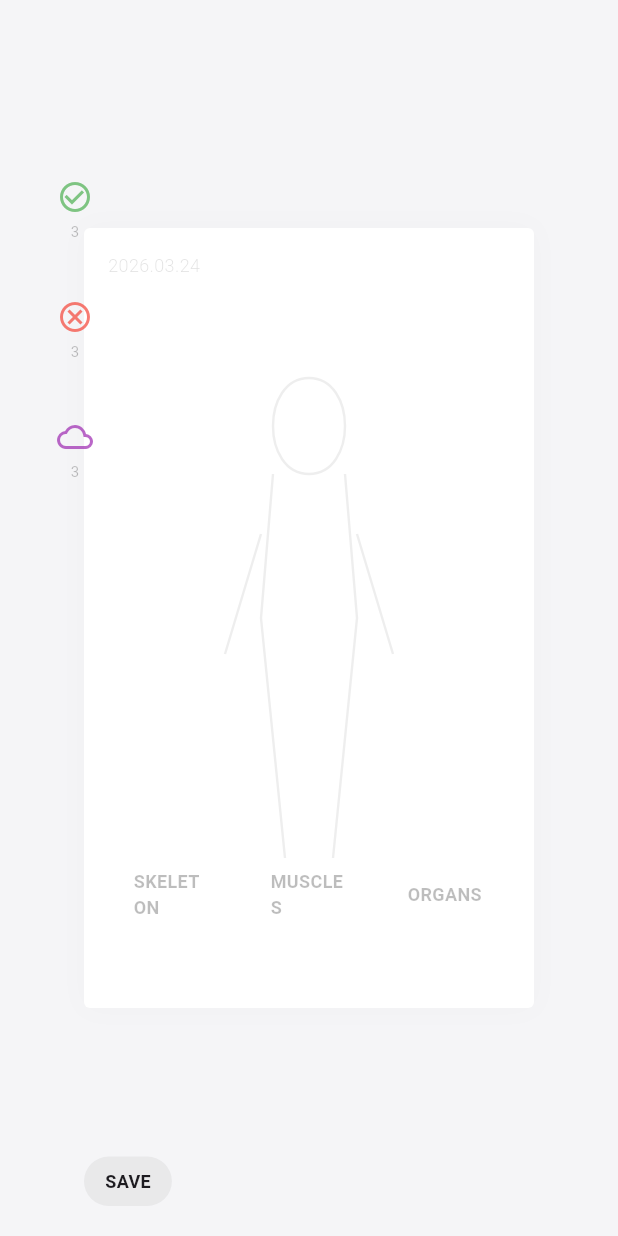
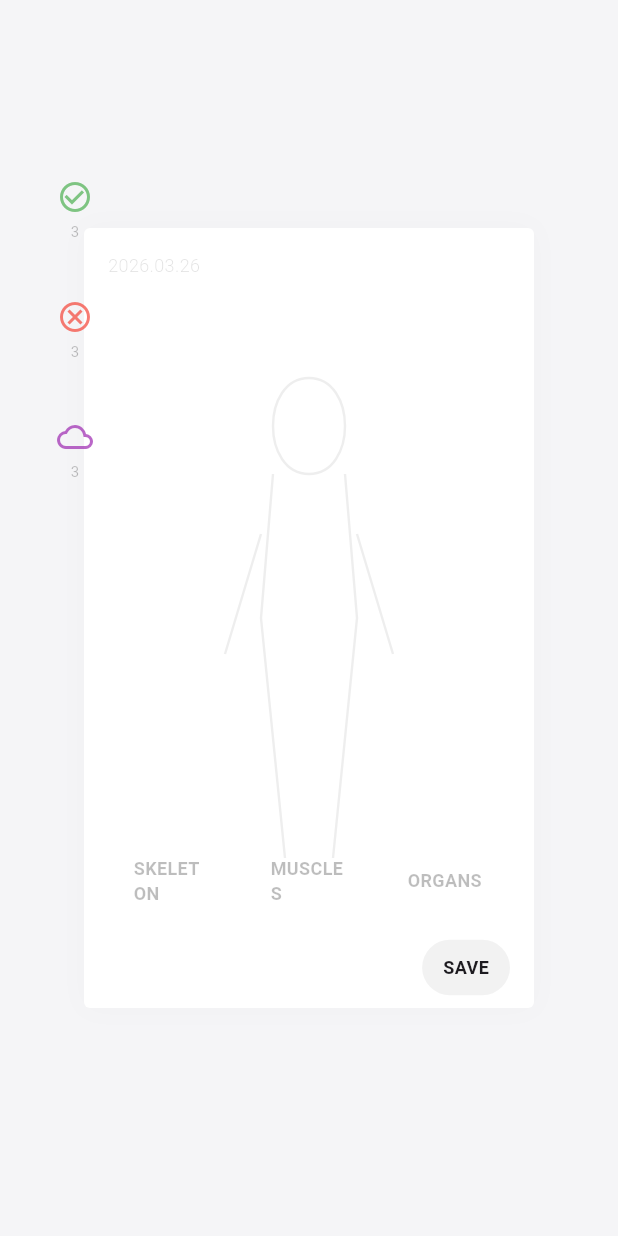
Before and after one commit to adeclaire18/bodiary, a Flutter app: the screen it shows after launch, on a phone screen of 412 x 824 dp. Run offline on Flutter 3.47's test engine with Material 3 defaults, Android fonts, the phone set to English and light mode, and no system bars; our stand-ins replace flutter_svg.

Commit message:
最基本的输入页面完成。

```diff
--- a/lib/main.dart
+++ b/lib/main.dart
@@ -140,8 +140,26 @@ class _MainCanvasPageState extends State<MainCanvasPage> {
       child: Column(
         mainAxisSize: MainAxisSize.min,
         children: [
-          // 输入框
-          AnimatedOpacity(
+
+          // ✅ 1. 上面：按钮（不动）
+          Row(
+            children: [
+              Expanded(child: _toggleButton("SKELETON", showSkeleton, () => setState(() => showSkeleton = !showSkeleton))),
+              const SizedBox(width: 6),
+              Expanded(child: _toggleButton("MUSCLES", showMuscles, () => setState(() => showMuscles = !showMuscles))),
+              const SizedBox(width: 6),
+              Expanded(child: _toggleButton("ORGANS", showOrgans, () => setState(() => showOrgans = !showOrgans))),
+            ],
+          ),
+
+          const SizedBox(height: 10),
+
+          // ✅ 2. 下面：输入框 + SAVE 横排
+          Row(
+            children: [
+              // 👉 输入框占满剩余空间
+              Expanded(
+                child: AnimatedOpacity(
                   duration: const Duration(milliseconds: 300),
                   opacity: hasMarkers ? 1.0 : 0.0,
                   child: IgnorePointer(
@@ -153,10 +171,10 @@ class _MainCanvasPageState extends State<MainCanvasPage> {
                         borderRadius: BorderRadius.circular(6),
                       ),
                       child: TextField(
-                  controller: _textController, // 👈 新增
-                  textAlign: TextAlign.center,
+                        controller: _textController,
+                        textAlign: TextAlign.left, // 👉 改成左对齐更自然
                         decoration: const InputDecoration(
-                    hintText: "How's your body feeling?",
+                          hintText: "Add a Note...",
                           border: InputBorder.none,
                           isCollapsed: true,
                         ),
@@ -164,17 +182,25 @@ class _MainCanvasPageState extends State<MainCanvasPage> {
                     ),
                   ),
                 ),
+              ),
 
-          const SizedBox(height: 10),
+              const SizedBox(width: 10),
 
-          // 按钮
-          Row(
-            children: [
-              Expanded(child: _toggleButton("SKELETON", showSkeleton, () => setState(() => showSkeleton = !showSkeleton))),
-              const SizedBox(width: 6),
-              Expanded(child: _toggleButton("MUSCLES", showMuscles, () => setState(() => showMuscles = !showMuscles))),
-              const SizedBox(width: 6),
-              Expanded(child: _toggleButton("ORGANS", showOrgans, () => setState(() => showOrgans = !showOrgans))),
+              // 👉 SAVE 固定大小
+              GestureDetector(
+                onTap: _saveSnapshot,
+                child: Container(
+                  padding: const EdgeInsets.symmetric(horizontal: 14, vertical: 10),
+                  decoration: BoxDecoration(
+                    color: Colors.black.withOpacity(0.05),
+                    borderRadius: BorderRadius.circular(20),
+                  ),
+                  child: const Text(
+                    "SAVE",
+                    style: TextStyle(fontSize: 12, fontWeight: FontWeight.w600),
+                  ),
+                ),
+              ),
             ],
           ),
         ],
@@ -182,7 +208,10 @@ class _MainCanvasPageState extends State<MainCanvasPage> {
     );
   }
 
-
+  // 自动获取日期并格式化
+  String _formatDate(DateTime date) {
+    return "${date.year}.${date.month.toString().padLeft(2, '0')}.${date.day.toString().padLeft(2, '0')}";
+  }
 
   Widget _buildMainCard() {
     return Container(
@@ -223,12 +252,12 @@ class _MainCanvasPageState extends State<MainCanvasPage> {
           return Stack(
             children: [
               // 1. 卡片内左上角日期 (不再随页面移动)
-              const Positioned(
+              Positioned(
                 top: 16,
                 left: 16,
                 child: Text(
-                  "2026.03.24",
-                  style: TextStyle(color: Colors.black12, fontSize: 12, fontWeight: FontWeight.w300),
+                  _formatDate(DateTime.now()),
+                  style: const TextStyle(color: Colors.black12, fontSize: 12, fontWeight: FontWeight.w300),
                 ),
               ),
 
@@ -262,7 +291,7 @@ class _MainCanvasPageState extends State<MainCanvasPage> {
               Positioned(
                 left: 0,
                 right: 0,
-                bottom: 50, // 给时间留空间
+                bottom: 5, // 给时间留空间
                 child: _buildInnerControls(),
               ),
             ],
@@ -279,8 +308,6 @@ class _MainCanvasPageState extends State<MainCanvasPage> {
       body: SafeArea(
         child: Column(
           children: [
-            // // 顶部日期
-            // _buildHeader(),
 
             // 核心画布区
             Expanded(
@@ -299,118 +326,14 @@ class _MainCanvasPageState extends State<MainCanvasPage> {
                           .toList(),
                     ),
                   ),
-
-                  // ✅ Save 按钮（卡片外左下）
-                  Positioned(
-                    left: MediaQuery.of(context).size.width / 2 - 150, // 对齐卡片左边
-                    bottom: 20,
-                    child: GestureDetector(
-                      onTap: _saveSnapshot,
-                      child: Container(
-                        padding: const EdgeInsets.symmetric(horizontal: 14, vertical: 8),
-                        decoration: BoxDecoration(
-                          color: Colors.black.withOpacity(0.05),
-                          borderRadius: BorderRadius.circular(20),
-                        ),
-                        child: const Text(
-                          "SAVE",
-                          style: TextStyle(fontSize: 12, fontWeight: FontWeight.w600),
-                        ),
-                      ),
-                    ),
-                  ),
-
                 ],
               ),
             ),
-
-            // // 底部控制区
-            // _buildBottomControls(),
           ],
         ),
       ),
     );
   }
-
-  // // 底部控制栏组件
-  // Widget _buildBottomControls() {
-  //   bool hasMarkers = droppedMarkers.isNotEmpty;
-
-  //   return Container(
-  //     alignment: Alignment.center,
-  //     padding: const EdgeInsets.fromLTRB(0, 0, 0, 40),
-  //     child: SizedBox(
-  //       width: 300, // ✅ 和卡片宽度一致
-  //       child: Column(
-  //         mainAxisSize: MainAxisSize.min,
-  //         children: [
-  //           // ✅ 输入框（更显眼）
-  //           AnimatedOpacity(
-  //             duration: const Duration(milliseconds: 500),
-  //             opacity: hasMarkers ? 1.0 : 0.0,
-  //             curve: Curves.easeInOut,
-  //             child: IgnorePointer(
-  //               ignoring: !hasMarkers,
-  //               child: Container(
-  //                 padding: const EdgeInsets.symmetric(horizontal: 12, vertical: 10),
-  //                 decoration: BoxDecoration(
-  //                   color: Colors.black.withOpacity(0.03), // ✅ 微弱背景
-  //                   borderRadius: BorderRadius.circular(6),
-  //                 ),
-  //                 child: TextField(
-  //                   textAlign: TextAlign.center,
-  //                   style: const TextStyle(
-  //                     fontSize: 14,
-  //                     color: Colors.black87,
-  //                   ),
-  //                   decoration: const InputDecoration(
-  //                     hintText: "How's your body feeling?",
-  //                     hintStyle: TextStyle(color: Colors.black38),
-  //                     border: InputBorder.none,
-  //                     isCollapsed: true, // ✅ 去掉默认高度
-  //                   ),
-  //                 ),
-  //               ),
-  //             ),
-  //           ),
-
-  //           const SizedBox(height: 12), // ✅ 更紧凑
-
-  //           // ✅ 三个按钮（拉满 + 更紧凑）
-  //           Row(
-  //             children: [
-  //               Expanded(
-  //                 child: _toggleButton(
-  //                   "SKELETON",
-  //                   showSkeleton,
-  //                   () => setState(() => showSkeleton = !showSkeleton),
-  //                 ),
-  //               ),
-  //               const SizedBox(width: 6), // ✅ 缩小间距
-  //               Expanded(
-  //                 child: _toggleButton(
-  //                   "MUSCLES",
-  //                   showMuscles,
-  //                   () => setState(() => showMuscles = !showMuscles),
-  //                 ),
-  //               ),
-  //               const SizedBox(width: 6),
-  //               Expanded(
-  //                 child: _toggleButton(
-  //                   "ORGANS",
-  //                   showOrgans,
-  //                   () => setState(() => showOrgans = !showOrgans),
-  //                 ),
-  //               ),
-  //             ],
-  //           ),
-  //         ],
-  //       ),
-  //     ),
-  //   );
-  // }
-
-
 
 
   Widget _toggleButton(String label, bool active, VoidCallback onTap) {
```
Lines whose indentation alone changed are shown as unchanged.
